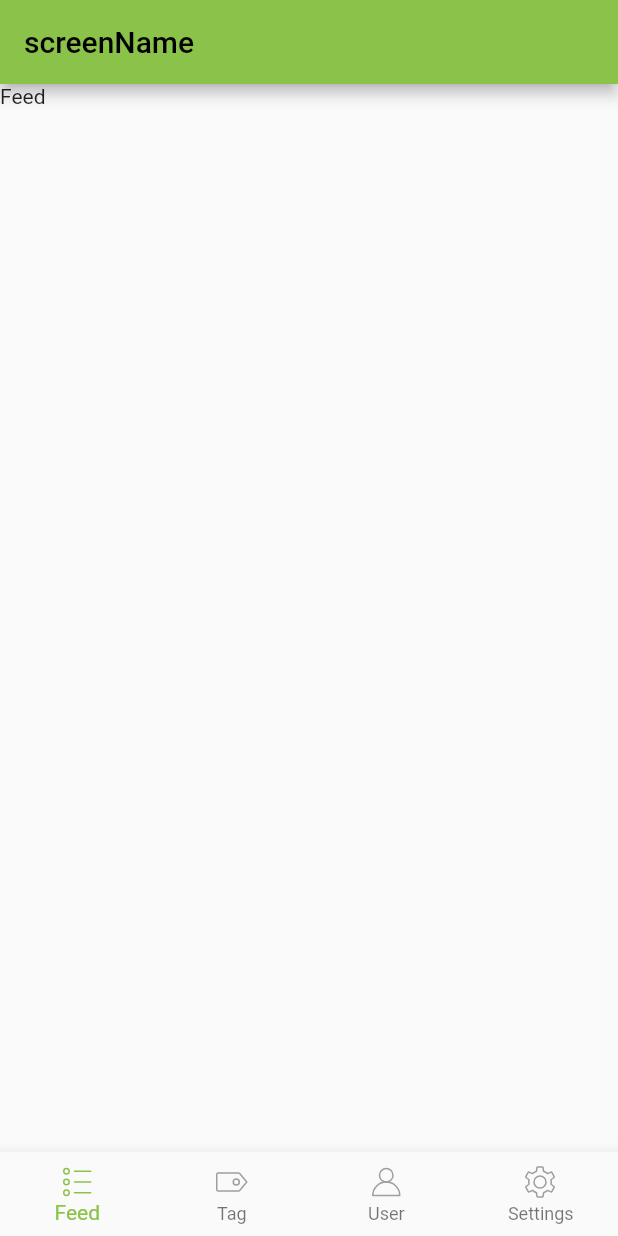
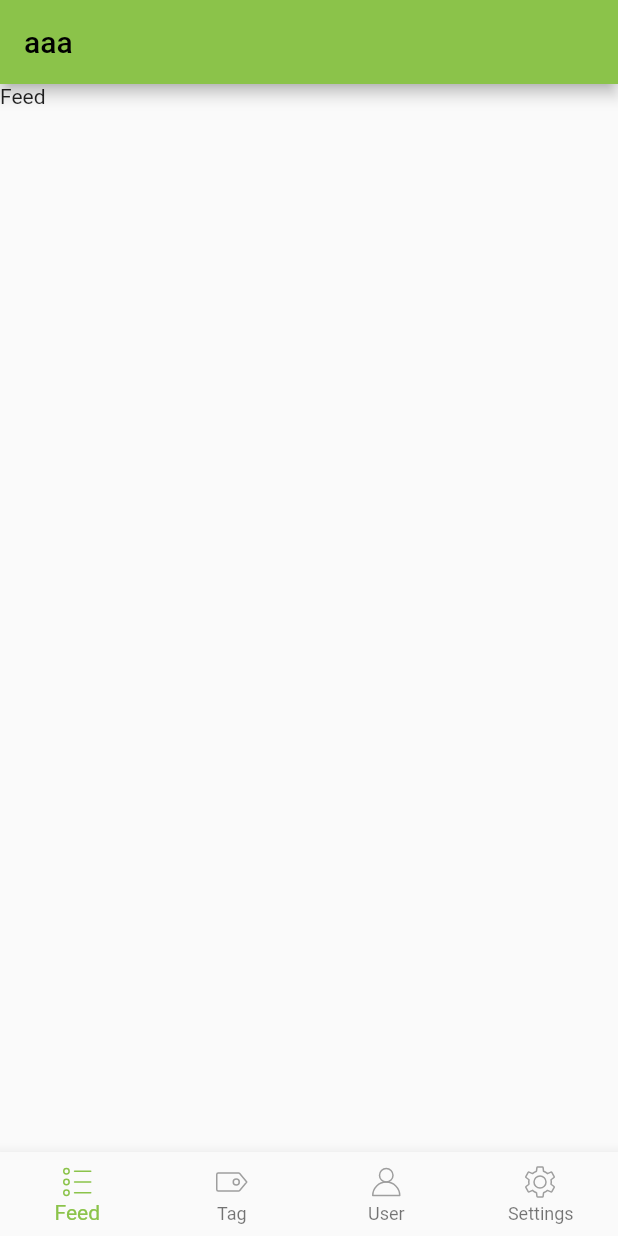
Before and after one commit to shinonome-inc/mobile-hikari-qiita-app, a Flutter app: the screen it shows after launch, after a tap on "ログイン", on a phone screen of 412 x 824 dp. Run offline on Flutter 3.47's test engine with Material 2 defaults, Android fonts, the phone set to English and light mode, and no system bars; our stand-ins replace flutter_riverpod, flutter_svg, gap.

Commit message:
riverpodを導入したが、indexが適切に更新されない

```diff
--- a/lib/provider/home_root/home_root_notifier.dart
+++ b/lib/provider/home_root/home_root_notifier.dart
@@ -3,14 +3,21 @@ import 'package:flutter_riverpod/flutter_riverpod.dart';
 class aaa {
   String screenName = "aaa";
   int index = 0;
+
+  aaa copyWith({String? screenName, int? index}) {
+    return aaa()
+      ..screenName = screenName ?? this.screenName
+      ..index = index ?? this.index;
+  }
 }
 
 class HomeRootNotifier extends StateNotifier<aaa> {
-  HomeRootNotifier(super.state);
+  HomeRootNotifier(aaa state) : super(state);
 
   void onTappedNavigationBar(int index) {
-    state = aaa()
-      ..index = index
-      ..screenName = "aaa";
+    state = state.copyWith(
+      index: index,
+      screenName: "aaa",
+    );
   }
 }
--- a/lib/screen/home_root/home_root_body.dart
+++ b/lib/screen/home_root/home_root_body.dart
@@ -5,12 +5,13 @@ class _Body extends ConsumerWidget {
 
   @override
   Widget build(BuildContext context, WidgetRef ref) {
-    final index = ref.watch(homeRootNotifierProvider);
-    print(index.index);
+    final homeRoootProvider = ref.watch(homeRootNotifierProvider);
+    // @TODO: bottombarがタップされるたびにscreenを切り替えたい（indexが動いていない）
+    print(homeRoootProvider.index);
 
     return IndexedStack(
       sizing: StackFit.expand,
-      index: index.index,
+      index: homeRoootProvider.index,
       children: const [
         Feed(title: 'Feed'),
         Tag(title: 'Tag'),
--- a/lib/screen/home_root/home_root_screen.dart
+++ b/lib/screen/home_root/home_root_screen.dart
@@ -5,7 +5,7 @@ import 'package:qiita_app/screen/feed.dart';
 import 'package:qiita_app/screen/my_page.dart';
 import 'package:qiita_app/screen/settings.dart';
 import 'package:qiita_app/screen/tag.dart';
-import 'package:qiita_app/view/bottom_navigation_bar.dart';
+import 'package:qiita_app/view/bottom_navigation_bar/bottom_navigation_bar.dart';
 
 part 'home_root_body.dart';
 
@@ -13,12 +13,12 @@ final homeRootNotifierProvider = StateNotifierProvider<HomeRootNotifier, aaa>(
     (ref) => HomeRootNotifier(aaa()));
 
 class HomeRootScreen extends ConsumerWidget {
-  String screenName = "Feed";
-
-  HomeRootScreen({super.key});
+  const HomeRootScreen({super.key});
 
   @override
   Widget build(BuildContext context, WidgetRef ref) {
+    final homeRootProvider = ref.watch(homeRootNotifierProvider);
+
     return MaterialApp(
       title: 'Qiita App',
       theme: ThemeData(
@@ -29,7 +29,8 @@ class HomeRootScreen extends ConsumerWidget {
       ),
       home: Scaffold(
           appBar: AppBar(
-            title: const Text("screenName"),
+            // @TODO: screenNameを動的に切り替えたい
+            title: Text(homeRootProvider.screenName),
           ),
           body: const _Body(),
           //  _pages[index.index],
--- a/lib/view/bottom_navigation_bar.dart
+++ b/lib/view/bottom_navigation_bar/bottom_navigation_bar.dart
@@ -9,12 +9,12 @@ final homeRootNotifierProvider = StateNotifierProvider<HomeRootNotifier, aaa>(
 class CustomBottomNavigationBar extends ConsumerWidget {
   @override
   Widget build(BuildContext context, WidgetRef ref) {
-    final index = ref.watch(homeRootNotifierProvider);
+    final homeRootProvider = ref.watch(homeRootNotifierProvider);
     final homeRootNotifier = ref.watch(homeRootNotifierProvider.notifier);
 
     return BottomNavigationBar(
       type: BottomNavigationBarType.fixed,
-      currentIndex: index.index,
+      currentIndex: homeRootProvider.index,
       onTap: homeRootNotifier.onTappedNavigationBar,
       selectedLabelStyle: const TextStyle(color: Colors.lightGreen),
       unselectedLabelStyle: const TextStyle(color: Colors.grey),
@@ -25,7 +25,8 @@ class CustomBottomNavigationBar extends ConsumerWidget {
             width: 24,
             height: 24,
             // ignore: deprecated_member_use
-            color: index.index == 0 ? Colors.lightGreen : Colors.grey,
+            color:
+                homeRootProvider.index == 0 ? Colors.lightGreen : Colors.grey,
           ),
           label: "Feed",
         ),
@@ -35,7 +36,8 @@ class CustomBottomNavigationBar extends ConsumerWidget {
             width: 24,
             height: 24,
             // ignore: deprecated_member_use
-            color: index.index == 1 ? Colors.lightGreen : Colors.grey,
+            color:
+                homeRootProvider.index == 1 ? Colors.lightGreen : Colors.grey,
           ),
           label: 'Tag',
         ),
@@ -45,7 +47,8 @@ class CustomBottomNavigationBar extends ConsumerWidget {
             width: 24,
             height: 24,
             // ignore: deprecated_member_use
-            color: index.index == 2 ? Colors.lightGreen : Colors.grey,
+            color:
+                homeRootProvider.index == 2 ? Colors.lightGreen : Colors.grey,
           ),
           label: 'User',
         ),
@@ -55,7 +58,8 @@ class CustomBottomNavigationBar extends ConsumerWidget {
             width: 24,
             height: 24,
             // ignore: deprecated_member_use
-            color: index.index == 3 ? Colors.lightGreen : Colors.grey,
+            color:
+                homeRootProvider.index == 3 ? Colors.lightGreen : Colors.grey,
           ),
           label: 'Settings',
         ),
--- a/pubspec.yaml
+++ b/pubspec.yaml
@@ -62,6 +62,7 @@ flutter:
   # the material Icons class.
   uses-material-design: true
   assets:
+    - assets/images/background.png
     - assets/images/List.svg
     - assets/images/Tag.svg
     - assets/images/User.svg
```
Also changed, not shown: lib/view/bottom_navigation_bar/pages.dart (added).
